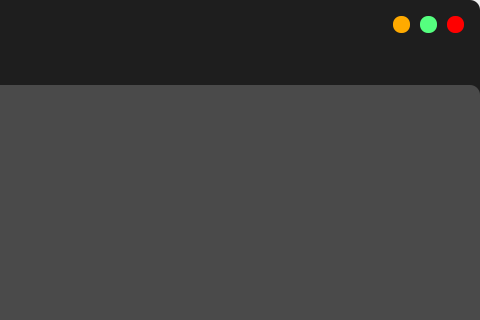
Above: UI_Files/edit_form.ui from hoangm960/Astraea before the change; both pictures show x 340 to 820 and y 0 to 320 of the 820 by 650 pixel window. Below: the same form after it.
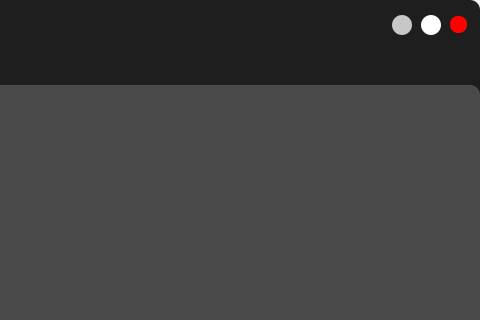
That is the form after the change. The open tabs and pages were chosen to show the change. Icons and pictures are not drawn.

```diff
--- a/UI_Files/edit_form.ui
+++ b/UI_Files/edit_form.ui
@@ -158,14 +158,14 @@
               <widget class="QPushButton" name="btn_minimize">
                <property name="minimumSize">
                 <size>
-                 <width>15</width>
-                 <height>15</height>
+                 <width>20</width>
+                 <height>20</height>
                 </size>
                </property>
                <property name="maximumSize">
                 <size>
-                 <width>17</width>
-                 <height>17</height>
+                 <width>20</width>
+                 <height>20</height>
                 </size>
                </property>
                <property name="toolTip">
@@ -174,8 +174,9 @@
                <property name="styleSheet">
                 <string notr="true">QPushButton {
 	border: none;
-	border-radius: 8px;
+	border-radius: 10px;
 	background-color: rgb(255, 170, 0);
+	background-color: rgb(199, 199, 199);
 }
 QPushButton:hover {
 	background-color: rgba(255, 170, 0, 150);
@@ -190,14 +191,14 @@
               <widget class="QPushButton" name="btn_maximize">
                <property name="minimumSize">
                 <size>
-                 <width>15</width>
-                 <height>15</height>
+                 <width>20</width>
+                 <height>20</height>
                 </size>
                </property>
                <property name="maximumSize">
                 <size>
-                 <width>17</width>
-                 <height>17</height>
+                 <width>20</width>
+                 <height>20</height>
                 </size>
                </property>
                <property name="toolTip">
@@ -206,8 +207,9 @@
                <property name="styleSheet">
                 <string notr="true">QPushButton {
 	border: none;
-	border-radius: 8px;
+	border-radius: 10px;
 	background-color: rgb(85, 255, 127);
+	background-color: rgb(255, 255, 255);
 }
 QPushButton:hover {
 	background-color: rgba(85, 255, 127, 150);
```
Left out of the diff: 4 changed lines with no effect on the pictures.
